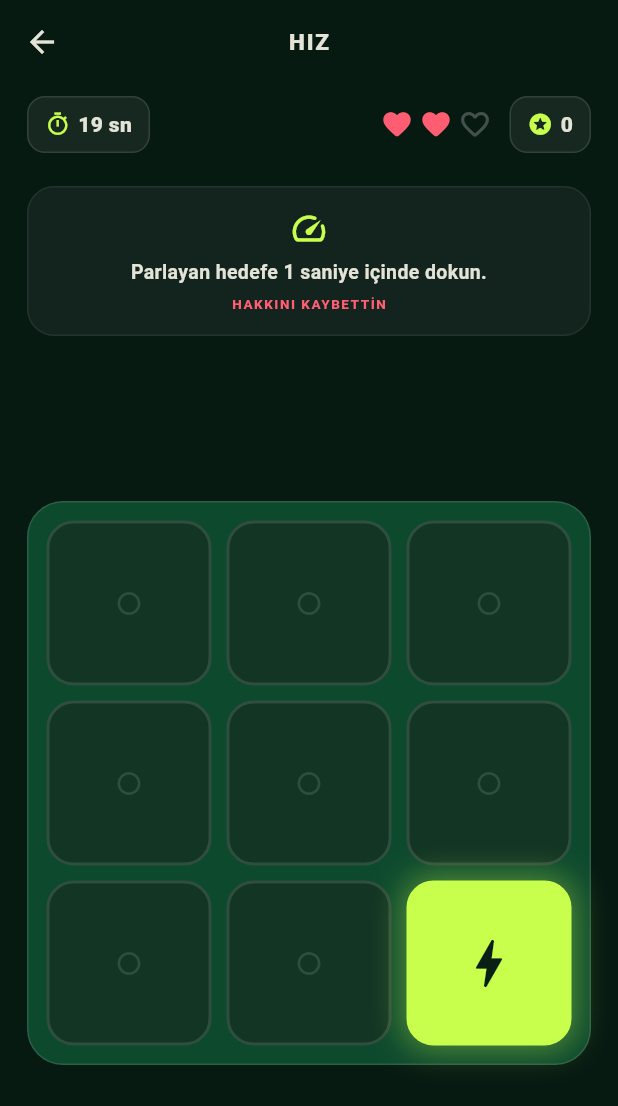
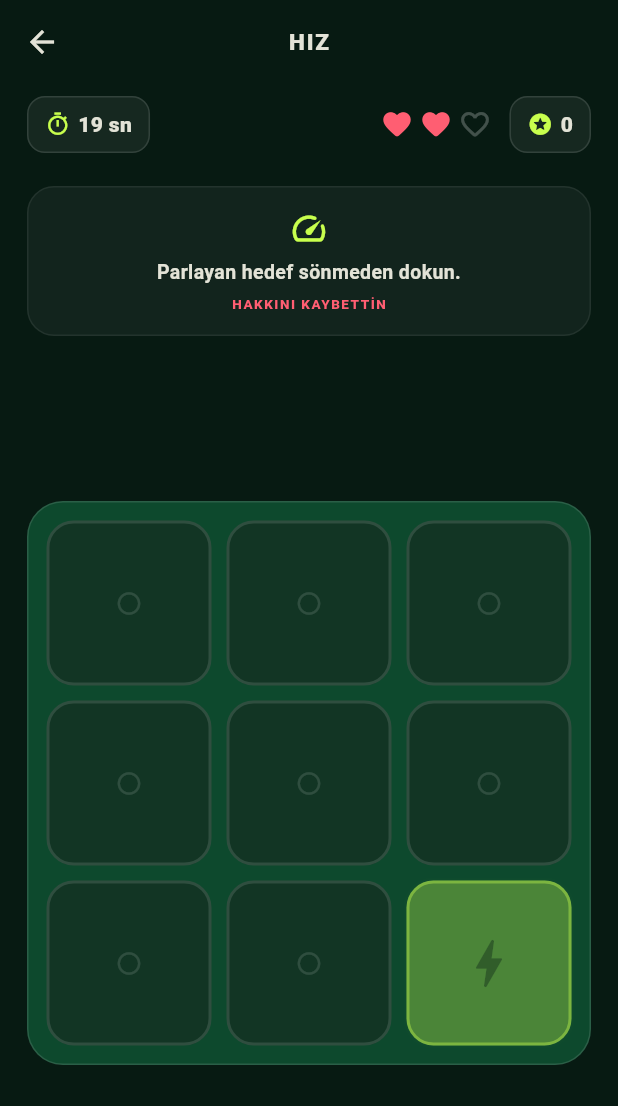
Before and after one commit to mfurkaneraslan/wonderkid, a Flutter app: the TrainingGameScreen screen opened directly with empty values, on a phone screen of 412 x 824 dp. Shown: the top 1106 px of the screen. Run offline on Flutter 3.47's test engine with Material 3 defaults, Android fonts, the light colour scheme and no system bars; our stand-ins replace shared_preferences; accounts and stored records are empty.

Commit message:
Fade pace targets and shorten reaction window

```diff
--- a/lib/training/training_game_screen.dart
+++ b/lib/training/training_game_screen.dart
@@ -58,11 +58,12 @@ class TrainingGameScreen extends StatefulWidget {
 }
 
 class _TrainingGameScreenState extends State<TrainingGameScreen>
-    with SingleTickerProviderStateMixin {
+    with TickerProviderStateMixin {
   static const _accent = Color(0xFFC8FF4D);
   static const _duration = 20;
   final Random _random = Random();
   late final AnimationController _meterController;
+  late final AnimationController _paceController;
   Timer? _timer;
   Timer? _paceTimer;
   Timer? _dribbleTimer;
@@ -89,6 +90,10 @@ class _TrainingGameScreenState extends State<TrainingGameScreen>
       vsync: this,
       duration: const Duration(milliseconds: 850),
     )..repeat(reverse: true);
+    _paceController = AnimationController(
+      vsync: this,
+      duration: const Duration(seconds: 1),
+    );
     _nextChallenge(initial: true);
     _startTimer();
     _startPaceChallenge();
@@ -128,7 +133,19 @@ class _TrainingGameScreenState extends State<TrainingGameScreen>
   void _startPaceChallenge() {
     if (widget.attribute != TrainingAttribute.pace || _finished) return;
     _paceTimer?.cancel();
-    _paceTimer = Timer(const Duration(seconds: 1), _missPaceTarget);
+    final responseWindow = _paceResponseWindow;
+    _paceController
+      ..duration = responseWindow
+      ..forward(from: 0);
+    _paceTimer = Timer(responseWindow, _missPaceTarget);
+  }
+
+  Duration get _paceResponseWindow {
+    final elapsedRatio = ((_duration - _secondsLeft) / _duration).clamp(
+      0.0,
+      1.0,
+    );
+    return Duration(milliseconds: (1000 - (elapsedRatio * 500)).round());
   }
 
   void _missPaceTarget() {
@@ -313,6 +330,7 @@ class _TrainingGameScreenState extends State<TrainingGameScreen>
     _paceTimer?.cancel();
     _dribbleTimer?.cancel();
     _meterController.stop();
+    _paceController.stop();
     setState(() => _finished = true);
   }
 
@@ -354,6 +372,7 @@ class _TrainingGameScreenState extends State<TrainingGameScreen>
     _paceTimer?.cancel();
     _dribbleTimer?.cancel();
     _meterController.dispose();
+    _paceController.dispose();
     super.dispose();
   }
 
@@ -502,22 +521,34 @@ class _TrainingGameScreenState extends State<TrainingGameScreen>
                 key: Key('paceTarget$index'),
                 onTap: () => _answerPace(index),
                 borderRadius: BorderRadius.circular(18),
-                child: AnimatedContainer(
+                child: AnimatedBuilder(
                   key: active ? const Key('paceActiveTarget') : null,
-                  duration: const Duration(milliseconds: 120),
+                  animation: _paceController,
+                  builder: (context, _) {
+                    final brightness = active ? 1 - _paceController.value : 0.0;
+                    final activeOpacity = 0.25 + (brightness * 0.75);
+                    return Container(
                       decoration: BoxDecoration(
-                    color: active ? _accent : const Color(0xFF123524),
+                        color: active
+                            ? _accent.withValues(alpha: activeOpacity)
+                            : const Color(0xFF123524),
                         borderRadius: BorderRadius.circular(18),
                         border: Border.all(
-                      color: active ? _accent : Colors.white12,
+                          color: active
+                              ? _accent.withValues(
+                                  alpha: 0.35 + (brightness * 0.65),
+                                )
+                              : Colors.white12,
                           width: 2,
                         ),
                         boxShadow: active
-                        ? const [
+                            ? [
                                 BoxShadow(
-                              color: Color(0x66C8FF4D),
-                              blurRadius: 18,
-                              spreadRadius: 2,
+                                  color: _accent.withValues(
+                                    alpha: brightness * 0.4,
+                                  ),
+                                  blurRadius: 18 * brightness,
+                                  spreadRadius: 2 * brightness,
                                 ),
                               ]
                             : null,
@@ -525,8 +556,13 @@ class _TrainingGameScreenState extends State<TrainingGameScreen>
                       child: Icon(
                         active ? Icons.bolt_rounded : Icons.circle_outlined,
                         size: active ? 42 : 18,
-                    color: active ? const Color(0xFF092115) : Colors.white12,
+                        color: active
+                            ? const Color(0xFF092115)
+                                  .withValues(alpha: 0.35 + (brightness * 0.65))
+                            : Colors.white12,
                       ),
+                    );
+                  },
                 ),
               );
             },
@@ -1095,7 +1131,7 @@ class _TrainingInfo {
 _TrainingInfo _trainingInfo(TrainingAttribute attribute) => switch (attribute) {
   TrainingAttribute.pace => const _TrainingInfo(
     title: 'Hız',
-    instruction: 'Parlayan hedefe 1 saniye içinde dokun.',
+    instruction: 'Parlayan hedef sönmeden dokun.',
     icon: Icons.speed_rounded,
   ),
   TrainingAttribute.shooting => const _TrainingInfo(
```
Also changed, not shown: 1 other file. Lines whose indentation alone changed are shown as unchanged.
